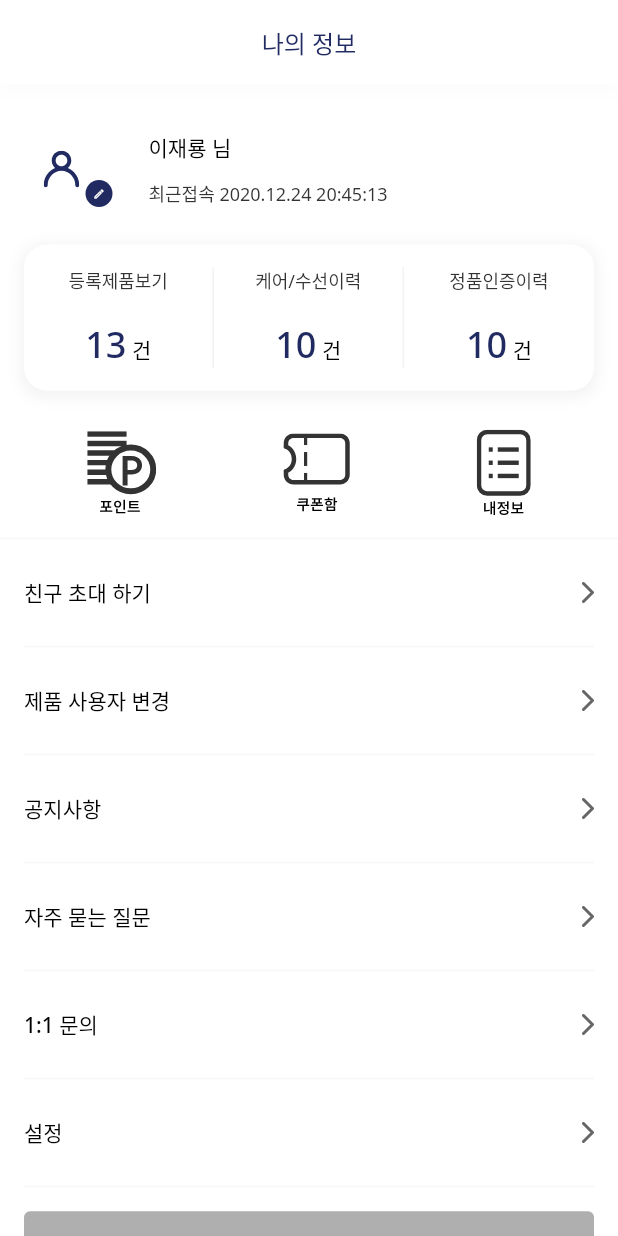
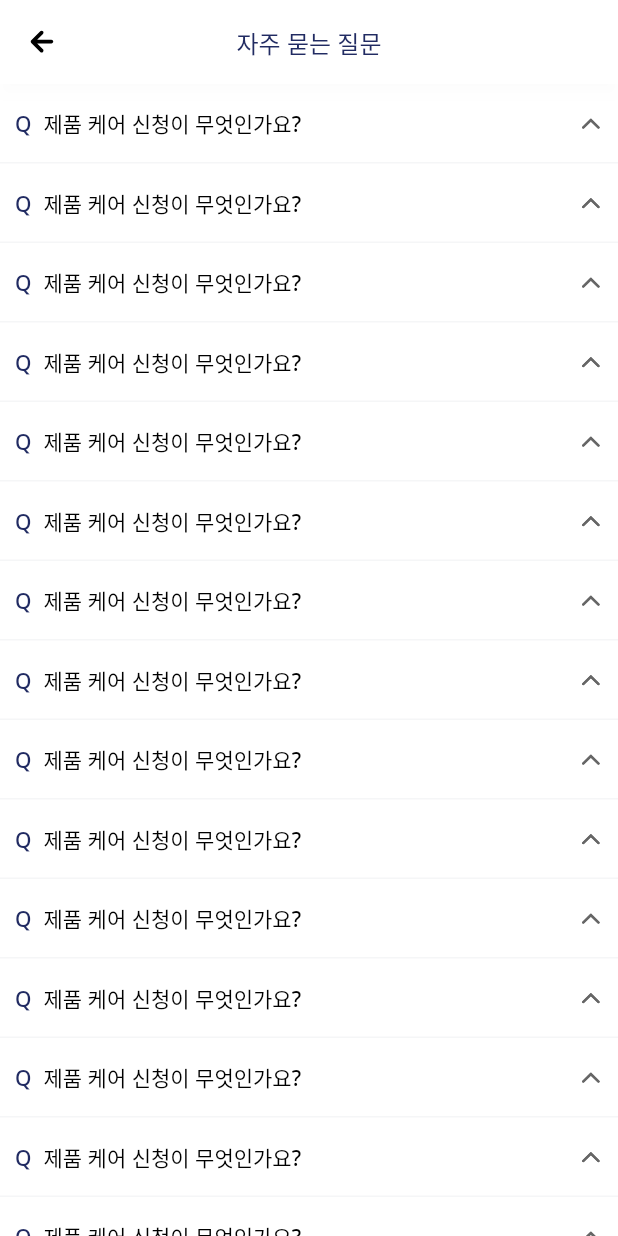
Before and after one commit to DAE-HYEON-HONG/BrandCare_flutterApp, a Flutter app: the MyPage screen opened directly, after a tap on "자주 묻는 질문", on a phone screen of 412 x 824 dp. Run offline on Flutter 3.47's test engine with Material 2 defaults, Android fonts, the phone set to English and light mode, and no system bars; our stand-ins replace carousel_slider, extended_image, flutter_screenutil, flutter_svg, get, image_picker and 1 more; missing offline and left inert: kpostal.

Commit message:
chore: 오류 수정

```diff
--- a/lib/controllers/my/my_controller.dart
+++ b/lib/controllers/my/my_controller.dart
@@ -12,8 +12,8 @@ class MyController extends BaseController {
   Map<String, String> linkData = {
     '친구 초대 하기': '',
     '제품 사용자 변경': '',
-    '공지사항': '',
-    '자주 묻는 질문': '',
+    '공지사항': '/main/my/notice',
+    '자주 묻는 질문': '/main/my/question',
     '1:1 문의': '',
     '설정': '',
   };
--- a/lib/routes.dart
+++ b/lib/routes.dart
@@ -1,20 +1,22 @@
 import 'package:brandcare_mobile_flutter_v2/bindings/findAccount_binding.dart';
 import 'package:brandcare_mobile_flutter_v2/bindings/login_binding.dart';
 import 'package:brandcare_mobile_flutter_v2/bindings/mainPage_binding.dart';
+import 'package:brandcare_mobile_flutter_v2/bindings/notice_binding.dart';
+import 'package:brandcare_mobile_flutter_v2/bindings/question_binding.dart';
 import 'package:brandcare_mobile_flutter_v2/bindings/signup_binding.dart';
 import 'package:brandcare_mobile_flutter_v2/bindings/splash_binding.dart';
 import 'package:brandcare_mobile_flutter_v2/screens/auth/findAccount/findAccount_page.dart';
-import 'package:brandcare_mobile_flutter_v2/controllers/mainPage/controllers/mainHome_controller.dart';
 import 'package:brandcare_mobile_flutter_v2/screens/auth/login_page.dart';
 import 'package:brandcare_mobile_flutter_v2/screens/auth/signup_page.dart';
 import 'package:brandcare_mobile_flutter_v2/screens/mainPage/main_page.dart';
 import 'package:brandcare_mobile_flutter_v2/screens/mainPage/notLoginUserPages/useInfoPages/useInfoMain_page.dart';
-import 'package:brandcare_mobile_flutter_v2/screens/mainPage/pages/MainHome_page.dart';
-import 'package:brandcare_mobile_flutter_v2/screens/mainPage/pages/my/address_change_page.dart';
-import 'package:brandcare_mobile_flutter_v2/screens/mainPage/pages/my/my_info_page.dart';
-import 'package:brandcare_mobile_flutter_v2/screens/mainPage/pages/my/name_change_page.dart';
-import 'package:brandcare_mobile_flutter_v2/screens/mainPage/pages/my/password_change_page.dart';
-import 'package:brandcare_mobile_flutter_v2/screens/mainPage/pages/my/phone_change_page.dart';
+import 'package:brandcare_mobile_flutter_v2/screens/mainPage/pages/my/info/address_change_page.dart';
+import 'package:brandcare_mobile_flutter_v2/screens/mainPage/pages/my/info/my_info_page.dart';
+import 'package:brandcare_mobile_flutter_v2/screens/mainPage/pages/my/info/name_change_page.dart';
+import 'package:brandcare_mobile_flutter_v2/screens/mainPage/pages/my/info/password_change_page.dart';
+import 'package:brandcare_mobile_flutter_v2/screens/mainPage/pages/my/info/phone_change_page.dart';
+import 'package:brandcare_mobile_flutter_v2/screens/mainPage/pages/my/notice/notice_page.dart';
+import 'package:brandcare_mobile_flutter_v2/screens/mainPage/pages/my/question/question_page.dart';
 import 'package:brandcare_mobile_flutter_v2/screens/splash_page.dart';
 import 'package:get/get.dart';
 
@@ -29,5 +31,7 @@ final routes = [
   GetPage(name: '/main/my/info/password', page: () => PasswordChangePage()),
   GetPage(name: '/main/my/info/phone', page: () => PhoneChangePage()),
   GetPage(name: '/main/my/info/address', page: () => AddressChangePage()),
+  GetPage(name: '/main/my/notice', page: () => NoticePage(), binding: NoticeBinding()),
+  GetPage(name: '/main/my/question', page: () => QuestionPage(), binding: QuestionBinding()),
   GetPage(name: '/mainPage/useInfo/main', page: () => UseInfoMainPage(), binding: UseInfoMainBinding()),
 ];
--- a/lib/widgets/custom_expansion_tile_widget.dart
+++ b/lib/widgets/custom_expansion_tile_widget.dart
@@ -6,8 +6,9 @@ import 'package:flutter_svg/flutter_svg.dart';
 class CustomExpantionTile2 extends StatefulWidget {
   final Widget title;
   final Widget child;
+  final bool isShowShadow;
 
-  CustomExpantionTile2({required this.title, required this.child});
+  CustomExpantionTile2({required this.title, required this.child, this.isShowShadow=true});
 
   @override
   _CustomExpandableState createState() => _CustomExpandableState();
@@ -41,9 +42,9 @@ class _CustomExpandableState extends State<CustomExpantionTile2>
         width: double.infinity,
         decoration: BoxDecoration(
           color: Colors.transparent,
-          boxShadow: [
+          boxShadow: widget.isShowShadow ? [
             defaultBoxShadow
-          ],
+          ] : null,
         ),
         child: Column(
           mainAxisSize: MainAxisSize.min,
--- a/lib/widgets/default_appbar_scaffold.dart
+++ b/lib/widgets/default_appbar_scaffold.dart
@@ -26,8 +26,8 @@ class DefaultAppBarScaffold extends StatelessWidget {
             Get.back();
           },
           child: Padding(
-            padding: const EdgeInsets.all(16.0),
-            child: SvgPicture.asset('assets/icons/btn_arrow_left.svg', width: 24, height: 24,),
+            padding: const EdgeInsets.all(18.0),
+            child: SvgPicture.asset('assets/icons/btn_arrow_left.svg', width: 18, height: 18,),
           ),
         ) : null,
 
```
Also changed, not shown: lib/screens/mainPage/pages/my/info/address_change_page.dart (renamed from lib/screens/mainPage/pages/my/address_change_page.dart), lib/screens/mainPage/pages/my/info/my_info_page.dart (renamed from lib/screens/mainPage/pages/my/my_info_page.dart), lib/screens/mainPage/pages/my/info/name_change_page.dart (renamed from lib/screens/mainPage/pages/my/name_change_page.dart), lib/screens/mainPage/pages/my/info/password_change_page.dart (renamed from lib/screens/mainPage/pages/my/password_change_page.dart), lib/screens/mainPage/pages/my/info/phone_change_page.dart (renamed from lib/screens/mainPage/pages/my/phone_change_page.dart).
